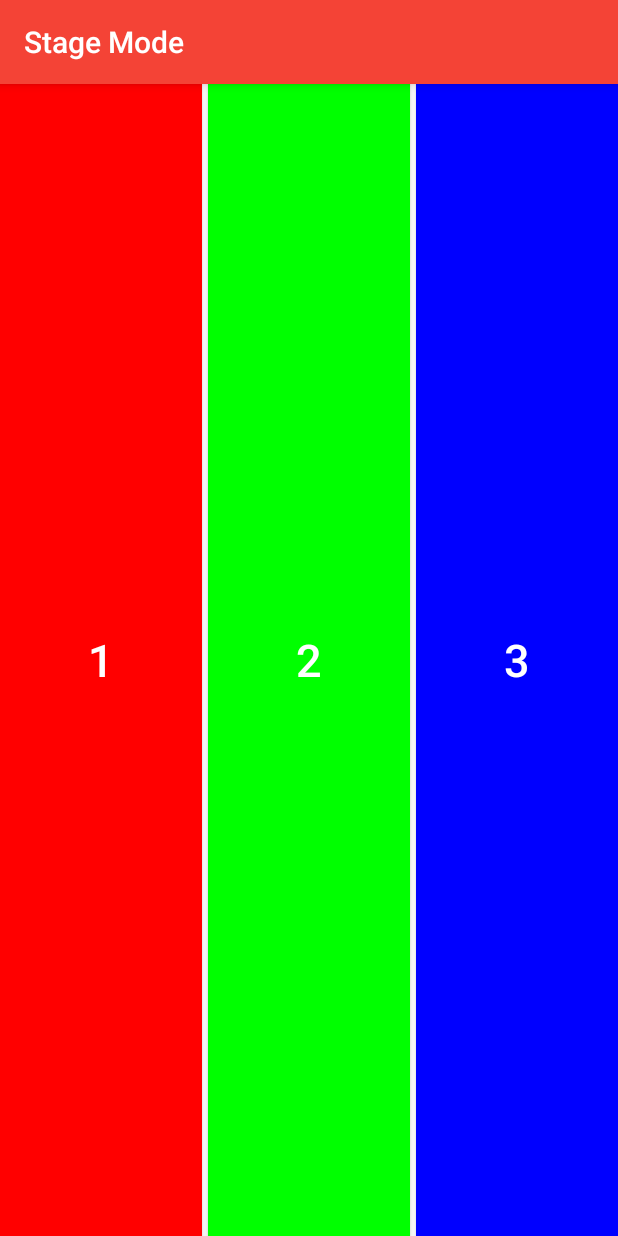
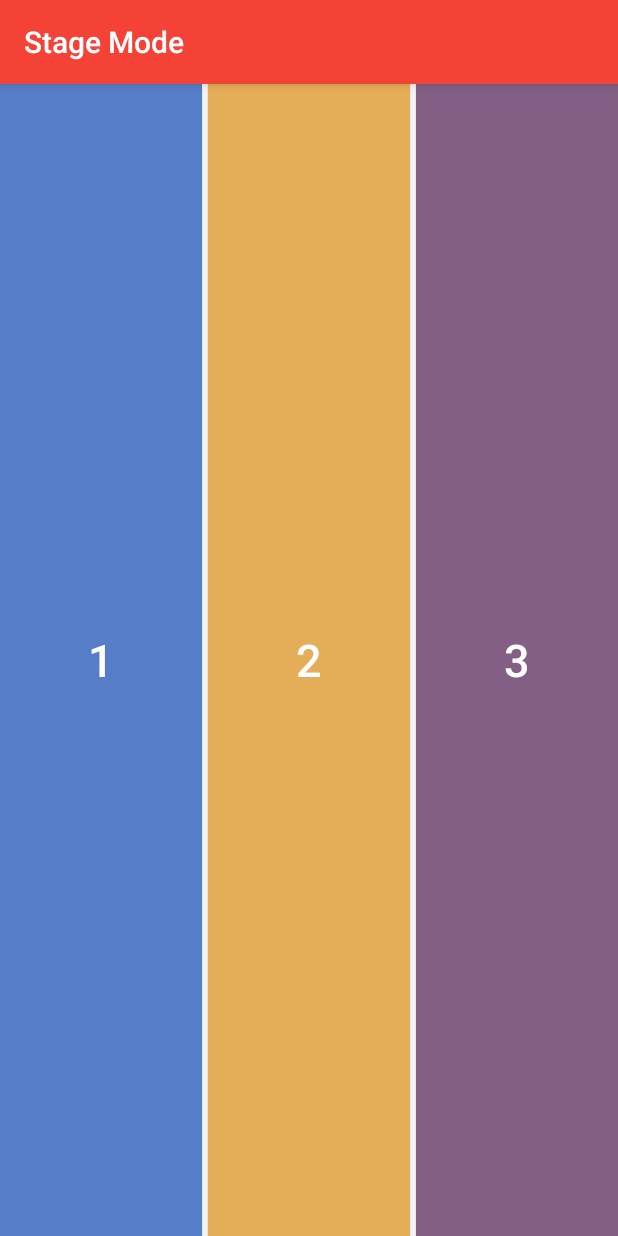
Before and after one commit to moltak/HeartbeatHue, an Android app: the GameActivity screen opened directly, with no data from a screen before it, on a phone screen of 412 x 824 dp. Run offline under Robolectric (Android 15) with nearby library versions, the phone set to English and light mode, and no system bars; our stand-ins replace ButterKnife; libraries missing offline, so code that uses them is left out: com.akexorcist.roundcornerprogressbar, rx.android.schedulers, rx.lang.kotlin, rx.schedulers; plain views replace RoundCornerProgressBar.

Commit message:
버튼 색 안변하게, 휴 색은 변하게 수정.

```diff
--- a/app/src/main/java/net/moltak/heartbeathue/GameActivity.kt
+++ b/app/src/main/java/net/moltak/heartbeathue/GameActivity.kt
@@ -57,6 +57,7 @@ public class GameActivity : AppCompatActivity() {
         button3.setOnClickListener(buttonSelect)
 
         changeButtonColor(levelCreator!!.stages[stage])
+        hueController?.changeTheColor(levelCreator!!.stages[stage])
     }
 
     override fun onDestroy() {
@@ -113,9 +114,9 @@ public class GameActivity : AppCompatActivity() {
     }
 
     private fun changeButtonColor(bulb: Bulb) {
-        button1.setBackgroundColor(bulb.bulbs[0].toInt() ?: android.R.color.black)
-        button2.setBackgroundColor(bulb.bulbs[1].toInt() ?: android.R.color.black)
-        button3.setBackgroundColor(bulb.bulbs[2].toInt() ?: android.R.color.black)
+//        button1.setBackgroundColor(bulb.bulbs[0].toInt() ?: android.R.color.black)
+//        button2.setBackgroundColor(bulb.bulbs[1].toInt() ?: android.R.color.black)
+//        button3.setBackgroundColor(bulb.bulbs[2].toInt() ?: android.R.color.black)
     }
 
     val buttonSelect = View.OnClickListener { v ->
```
